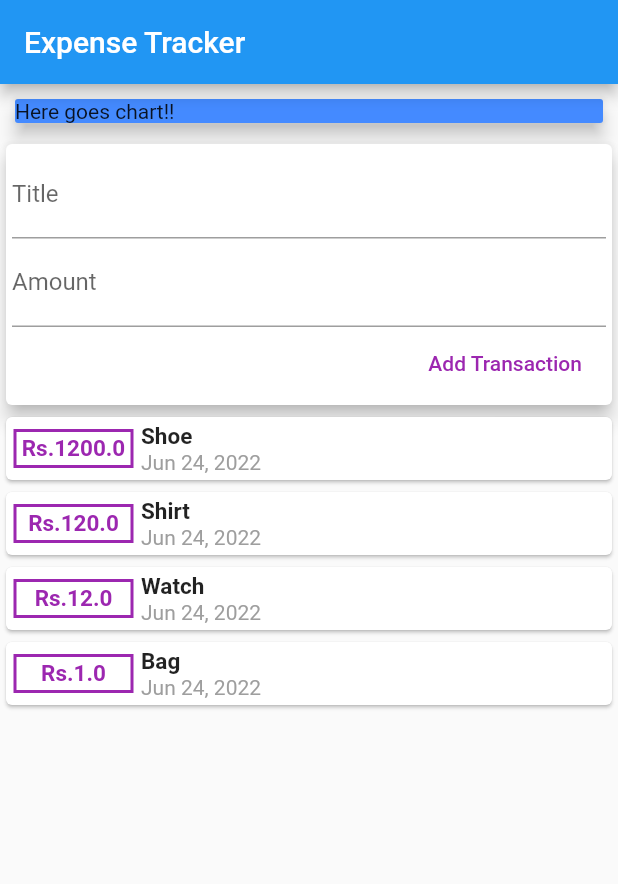
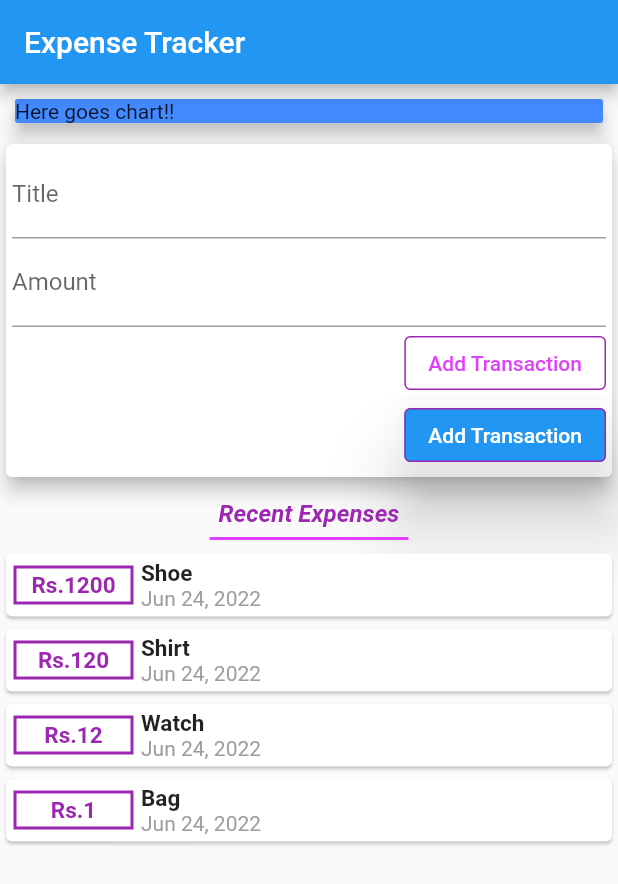
Before and after one commit to Nisschhal/flutter_expense_app, a Flutter app: the screen it shows after launch, after a tap on "Add Transaction", on a phone screen of 412 x 824 dp. Shown: the top 884 px of the screen. Run offline on Flutter 3.47's test engine with Material 2 defaults, Android fonts, the phone set to English and light mode, and no system bars.

Commit message:
making changes in split widgets

```diff
--- a/lib/main.dart
+++ b/lib/main.dart
@@ -18,8 +18,6 @@ class MyApp extends StatelessWidget {
 class MyHomePage extends StatelessWidget {
   MyHomePage({Key? key}) : super(key: key);
 
-
-
   final titleController = TextEditingController();
   final amoutnController = TextEditingController();
 
@@ -29,7 +27,8 @@ class MyHomePage extends StatelessWidget {
       appBar: AppBar(
         title: const Text("Expense Tracker"),
       ),
-      body: Column(
+      body: SingleChildScrollView(
+        child: Column(
           // mainAxisAlignment: MainAxisAlignment.spaceBetween,
           children: [
             // ignore: avoid_unnecessary_containers
@@ -48,6 +47,7 @@ class MyHomePage extends StatelessWidget {
             const UserTransaction()
           ],
         ),
+      ),
     );
   }
 }
--- a/lib/widgets/new_transaction.dart
+++ b/lib/widgets/new_transaction.dart
@@ -6,6 +6,17 @@ class NewTransaction extends StatelessWidget {
   final titleController = TextEditingController();
   final amountController = TextEditingController();
   final Function addHandler;
+
+  void submitDate() {
+    final enteredTitle = titleController.text;
+    final eneteredAmount = double.parse(amountController.text);
+
+    if (enteredTitle.isEmpty || eneteredAmount < 0) {
+      return;
+    }
+
+    addHandler(titleController.text, double.parse(amountController.text));
+  }
 
   // ignore: use_key_in_widget_constructors
   NewTransaction(this.addHandler);
@@ -21,15 +32,33 @@ class NewTransaction extends StatelessWidget {
             TextField(
               decoration: const InputDecoration(labelText: "Title"),
               controller: titleController,
+              // onSubmitted: (_) => submitDate(),
             ),
             TextField(
               decoration: const InputDecoration(labelText: "Amount"),
               controller: amountController,
+              keyboardType: TextInputType.number,
+              onSubmitted: (_) => submitDate(),
             ),
-            FlatButton(
-              onPressed: () => addHandler(
-                  titleController.text, double.parse(amountController.text)),
-              textColor: Colors.purple,
+            OutlinedButton(
+              style: OutlinedButton.styleFrom(
+                  primary: Colors.purpleAccent,
+                  // ignore: prefer_const_constructors
+                  side: BorderSide(
+                    color: Colors.purple,
+                  )),
+              onPressed: submitDate,
+              child: const Text("Add Transaction"),
+            ),
+            ElevatedButton(
+              style: OutlinedButton.styleFrom(
+                  elevation: 20,
+                  // primary: Colors.purpleAccent,
+                  side: const BorderSide(
+                    color: Colors.purple,
+                  )),
+              // primary: Colors.purple,
+              onPressed: submitDate,
               child: const Text("Add Transaction"),
             ),
           ],
--- a/lib/widgets/transactions_list.dart
+++ b/lib/widgets/transactions_list.dart
@@ -11,9 +11,11 @@ class TransactionList extends StatelessWidget {
 
   @override
   Widget build(BuildContext context) {
-    return Column(
-      children: userList.map(
-        (tx) {
+    // ignore: sized_box_for_whitespace
+    return Container(
+      height: 300,
+      child: ListView.builder(
+        itemBuilder: (context, index) {
           return Card(
             child: Row(
               children: [
@@ -29,7 +31,7 @@ class TransactionList extends StatelessWidget {
                     ),
                   ),
                   child: Text(
-                    "Rs.${tx.amount.toString()}",
+                    "Rs.${userList[index].amount.toStringAsFixed(0)}",
                     style: const TextStyle(
                       fontSize: 15,
                       fontWeight: FontWeight.bold,
@@ -40,14 +42,14 @@ class TransactionList extends StatelessWidget {
                 ),
                 Column(crossAxisAlignment: CrossAxisAlignment.start, children: [
                   Text(
-                    tx.title,
+                    userList[index].title,
                     style: const TextStyle(
                       fontSize: 15,
                       fontWeight: FontWeight.bold,
                     ),
                   ),
                   Text(
-                    DateFormat.yMMMd().format(tx.date),
+                    DateFormat.yMMMd().format(userList[index].date),
                     style: const TextStyle(
                       fontSize: 14,
                       color: Colors.grey,
@@ -58,7 +60,8 @@ class TransactionList extends StatelessWidget {
             ),
           );
         },
-      ).toList(),
+        itemCount: userList.length,
+      ),
     );
   }
 }
--- a/lib/widgets/user_transaction.dart
+++ b/lib/widgets/user_transaction.dart
@@ -35,6 +35,25 @@ class _MyWidgetState extends State<UserTransaction> {
     return Column(
       children: [
         NewTransaction(_addNewTransaction),
+        Center(
+          child: Container(
+            padding: const EdgeInsets.all(6),
+            margin: const EdgeInsets.all(5),
+            decoration: const BoxDecoration(
+                border: Border(
+                    bottom: BorderSide(width: 2, color: Colors.purpleAccent))),
+            child: const Text(
+              "Recent Expenses",
+              style: TextStyle(
+                fontSize: 16,
+                fontWeight: FontWeight.bold,
+                color: Colors.purple,
+                fontStyle: FontStyle.italic,
+              ),
+              // textAlign: TextAlign.center,
+            ),
+          ),
+        ),
         TransactionList(_userTransactions),
       ],
     );
```
Lines whose indentation alone changed are shown as unchanged.
